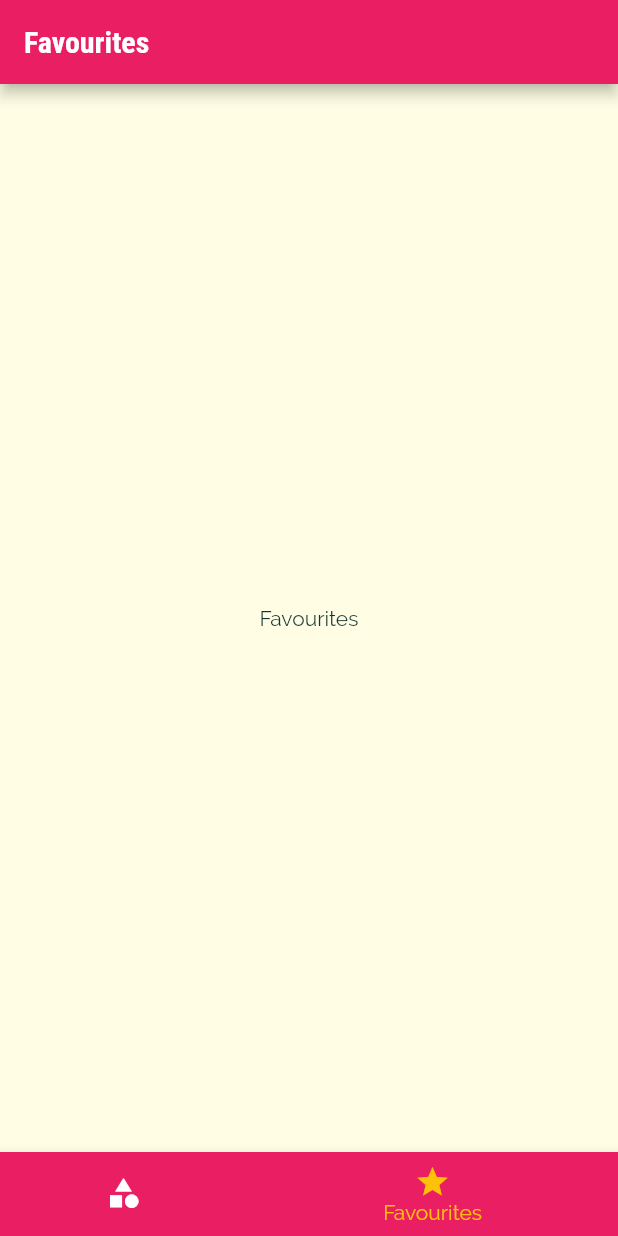
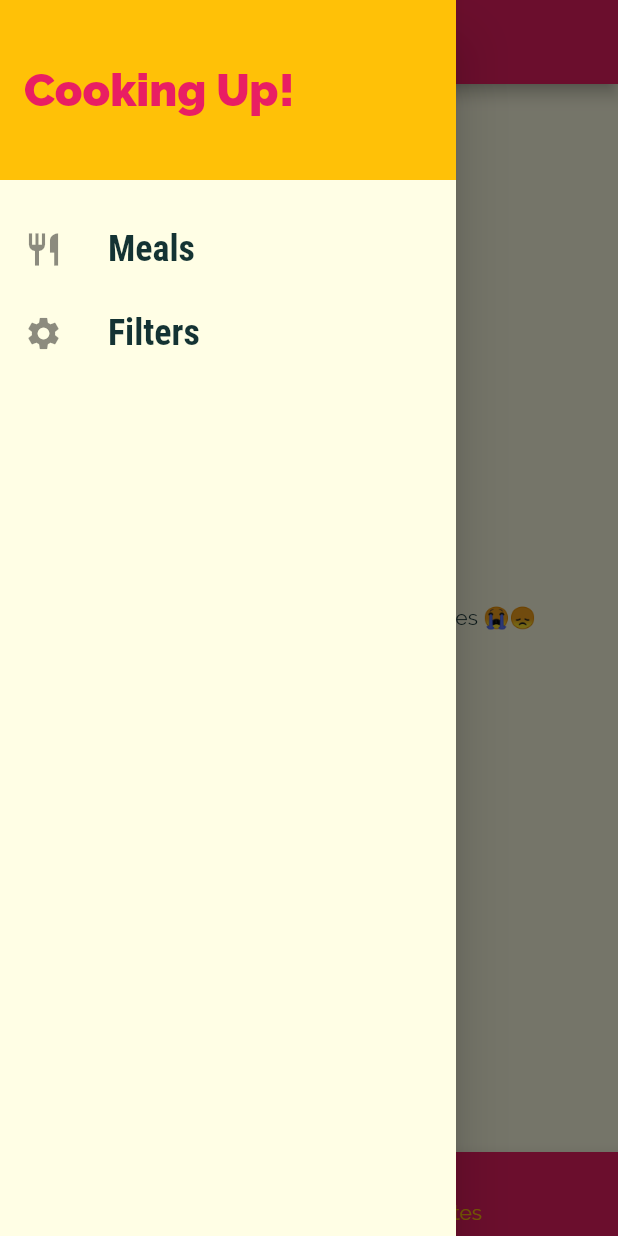
Before and after one commit to gajendrapandeya/meals_app, a Flutter app: the screen it shows after launch, item 2 of the bottom bar chosen, with the side drawer open (before the commit the screen has no drawer), on a phone screen of 412 x 824 dp. Run offline on Flutter 3.47's test engine with Material 2 defaults, Android fonts, the phone set to English and light mode, and no system bars.

Commit message:
Completed app

```diff
--- a/lib/main.dart
+++ b/lib/main.dart
@@ -1,15 +1,71 @@
 import 'package:flutter/material.dart';
+import 'package:meals_app/screens/filters_screen.dart';
 
 import 'package:meals_app/screens/meal_detail_screen.dart';
 import 'package:meals_app/screens/tabs_screen.dart';
+import 'package:meals_app/utils/dummy_data.dart';
 import './screens/categories_screen.dart';
 import './screens/cateogry_meals_screen.dart';
 import './utils/routes.dart';
+import 'models/meal.dart';
 
 void main() => runApp(const MyApp());
 
-class MyApp extends StatelessWidget {
+class MyApp extends StatefulWidget {
   const MyApp({Key? key}) : super(key: key);
+
+  @override
+  State<MyApp> createState() => _MyAppState();
+}
+
+class _MyAppState extends State<MyApp> {
+  Map<String, bool> _filters = {
+    'gluten': false,
+    'lactose': false,
+    'vegan': false,
+    'vegetarian': false
+  };
+
+  List<Meal> _availableMeals = DUMMY_MEALS;
+  final List<Meal> _favouriteMeals = [];
+
+  void _setFilters(Map<String, bool> filterData) {
+    _filters = filterData;
+    _availableMeals = DUMMY_MEALS.where((meal) {
+      if (_filters['gluten']! && !meal.isGlutenFree) {
+        return false;
+      }
+      if (_filters['lactose']! && !meal.isLactoseFree) {
+        return false;
+      }
+      if (_filters['vegan']! && !meal.isVegan) {
+        return false;
+      }
+      if (_filters['vegetarian']! && !meal.isVegetarian) {
+        return false;
+      }
+      return true;
+    }).toList();
+  }
+
+  void _toggleFavourites(String mealId) {
+    final existingIndex =
+        _favouriteMeals.indexWhere((meal) => meal.id == mealId);
+    if (existingIndex >= 0) {
+      setState(() {
+        _favouriteMeals.removeAt(existingIndex);
+      });
+    } else {
+      setState(() {
+        _favouriteMeals
+            .add(DUMMY_MEALS.firstWhere((meal) => meal.id == mealId));
+      });
+    }
+  }
+
+  bool _isFavouriteMeal(String mealId) {
+    return _favouriteMeals.any((meal) => meal.id == mealId);
+  }
 
   @override
   Widget build(BuildContext context) {
@@ -35,15 +91,15 @@ class MyApp extends StatelessWidget {
       ),
       initialRoute: '/',
       routes: {
-        '/': (ctx) => const TabsScreen(),
+        '/': (ctx) => TabsScreen(_favouriteMeals),
         Routes.CATEGORY_MEALS_SCREEN_ROUTE: (ctx) =>
-            const CategoryMealsScreen(),
-        Routes.MEAL_DETAIL_SCREEN_ROUTE: (ctx) => const MealDetailScreen(),
+            CategoryMealsScreen(_availableMeals),
+        Routes.MEAL_DETAIL_SCREEN_ROUTE: (ctx) =>
+            MealDetailScreen(_toggleFavourites, _isFavouriteMeal),
+        Routes.FILTERS_SCREEN_ROUTE: (ctx) =>
+            FiltersScreen(_filters, _setFilters),
       },
       //used as a  404 page in web. If nothing found, this page will be rendered
-      onUnknownRoute: (settings) {
-        return MaterialPageRoute(builder: (ctx) => const CategoryMealsScreen());
-      },
     );
   }
 }
--- a/lib/screens/favourite_screen.dart
+++ b/lib/screens/favourite_screen.dart
@@ -1,10 +1,32 @@
 import 'package:flutter/material.dart';
+import 'package:meals_app/models/meal.dart';
+import 'package:meals_app/widgets/meal_item.dart';
 
 class FavouritesScreen extends StatelessWidget {
-  const FavouritesScreen({Key? key}) : super(key: key);
+  final List<Meal> favouriteMeals;
+
+  const FavouritesScreen(this.favouriteMeals, {Key? key}) : super(key: key);
 
   @override
   Widget build(BuildContext context) {
-    return const Center(child: Text('Favourites'),);
+    if (favouriteMeals.isEmpty) {
+      return const Center(
+        child: Text('You have no meals added as a favourites 😭😞'),
+      );
+    } else {
+      return ListView.builder(
+        itemBuilder: (ctx, index) {
+          return MealItem(
+            id: favouriteMeals[index].id,
+            title: favouriteMeals[index].title,
+            imageUrl: favouriteMeals[index].imageUrl,
+            duration: favouriteMeals[index].duration,
+            complexity: favouriteMeals[index].complexity,
+            affordability: favouriteMeals[index].affordability,
+          );
+        },
+        itemCount: favouriteMeals.length,
+      );
+    }
   }
 }
--- a/lib/screens/tabs_screen.dart
+++ b/lib/screens/tabs_screen.dart
@@ -1,23 +1,32 @@
 import 'package:flutter/cupertino.dart';
 import 'package:flutter/material.dart';
+import 'package:meals_app/models/meal.dart';
 
 import 'package:meals_app/screens/favourite_screen.dart';
+import 'package:meals_app/widgets/main_drawer.dart';
 import 'categories_screen.dart';
 
 class TabsScreen extends StatefulWidget {
-  const TabsScreen({Key? key}) : super(key: key);
+  final List<Meal> favouriteMeals;
+
+  const TabsScreen(this.favouriteMeals, {Key? key}) : super(key: key);
 
   @override
   _TabsScreenState createState() => _TabsScreenState();
 }
 
 class _TabsScreenState extends State<TabsScreen> {
-  static const List<Map<String, dynamic>> _pages = [
-    {'page': CategoriesScreen(), 'title': 'Categories'},
-    {'page': FavouritesScreen(), 'title': 'Favourites'}
-  ];
+  late List<Map<String, dynamic>> _pages;
+  int _selectedPageIndex = 0;
 
-  int _selectedPageIndex = 0;
+  @override
+  void initState() {
+    super.initState();
+    _pages = [
+      {'page': const CategoriesScreen(), 'title': 'Categories'},
+      {'page': FavouritesScreen(widget.favouriteMeals), 'title': 'Favourites'}
+    ];
+  }
 
   @override
   Widget build(BuildContext context) {
@@ -25,6 +34,7 @@ class _TabsScreenState extends State<TabsScreen> {
       appBar: AppBar(
         title: Text(_pages[_selectedPageIndex]['title']),
       ),
+      drawer: const MainDrawer(),
       body: _pages[_selectedPageIndex]['page'],
       bottomNavigationBar: BottomNavigationBar(
         onTap: (index) {
--- a/lib/utils/routes.dart
+++ b/lib/utils/routes.dart
@@ -1,4 +1,5 @@
  class Routes {
   static const CATEGORY_MEALS_SCREEN_ROUTE = '/category-meal';
   static const MEAL_DETAIL_SCREEN_ROUTE = '/meal-detail';
+  static const FILTERS_SCREEN_ROUTE = '/filter-screen';
 }
--- /dev/null
+++ b/lib/widgets/main_drawer.dart
@@ -0,0 +1,56 @@
+import 'package:flutter/material.dart';
+import 'package:meals_app/utils/routes.dart';
+
+class MainDrawer extends StatelessWidget {
+  const MainDrawer({Key? key}) : super(key: key);
+
+  Widget _buildListTile(String title, IconData iconData, VoidCallback? tapHandler) {
+    return ListTile(
+      leading: Icon(
+        iconData,
+        size: 26.0,
+      ),
+      title: Text(
+        title,
+        style: const TextStyle(
+            fontFamily: 'RobotoCondensed',
+            fontSize: 24.0,
+            fontWeight: FontWeight.bold),
+      ),
+      onTap: tapHandler,
+    );
+  }
+
+  @override
+  Widget build(BuildContext context) {
+    return Drawer(
+      child: Column(
+        children: [
+          Container(
+            padding: const EdgeInsets.all(16.0),
+            alignment: Alignment.centerLeft,
+            height: 120.0,
+            width: double.infinity,
+            color: Theme.of(context).accentColor,
+            child: Text(
+              'Cooking Up!',
+              style: TextStyle(
+                  fontWeight: FontWeight.w900,
+                  fontSize: 30.0,
+                  color: Theme.of(context).primaryColor),
+            ),
+          ),
+          const SizedBox(
+            height: 18.0,
+          ),
+          _buildListTile('Meals', Icons.restaurant, () {
+            Navigator.of(context).pushReplacementNamed("/");
+          }),
+          _buildListTile('Filters', Icons.settings, () {
+            Navigator.of(context).pushReplacementNamed(Routes.FILTERS_SCREEN_ROUTE);
+          }),
+        ],
+      ),
+    );
+  }
+}
--- a/lib/widgets/meal_item.dart
+++ b/lib/widgets/meal_item.dart
@@ -11,13 +11,13 @@ class MealItem extends StatelessWidget {
   final Affordability affordability;
 
   const MealItem(
-      {required this.id,
+      {Key? key,
+      required this.id,
       required this.title,
       required this.imageUrl,
       required this.duration,
       required this.complexity,
-      required this.affordability,
-      Key? key})
+      required this.affordability})
       : super(key: key);
 
   String get complexityText {
```
Also changed, not shown: lib/screens/cateogry_meals_screen.dart (+46 -20 lines), lib/screens/filters_screen.dart (added, +104 -0 lines), lib/screens/meal_detail_screen.dart (+31 -7 lines).
